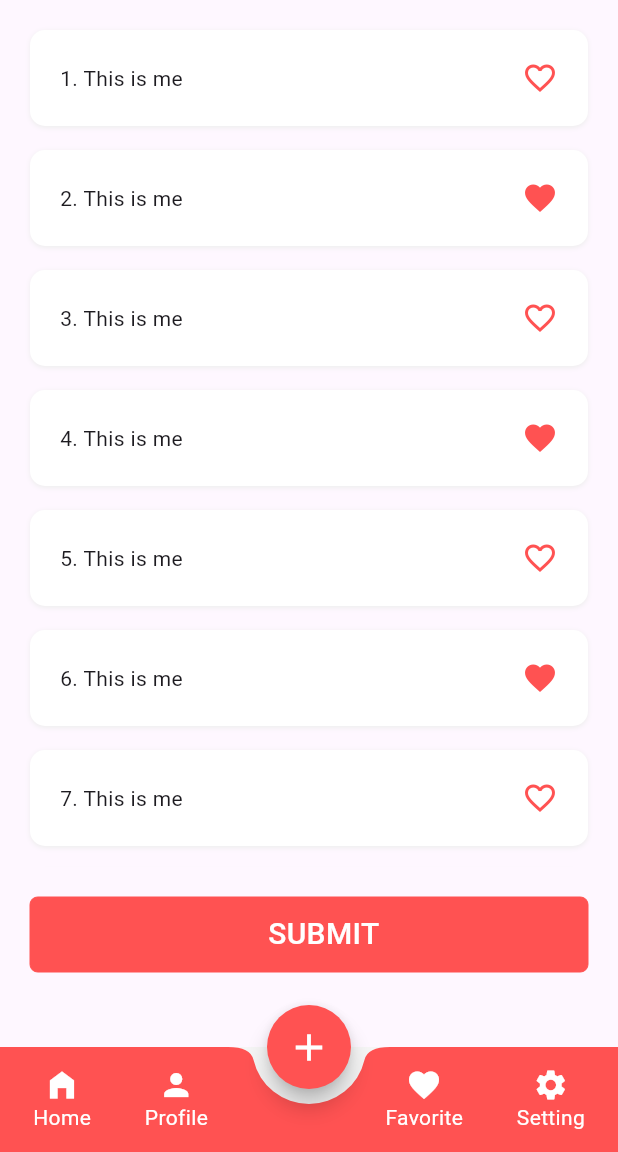
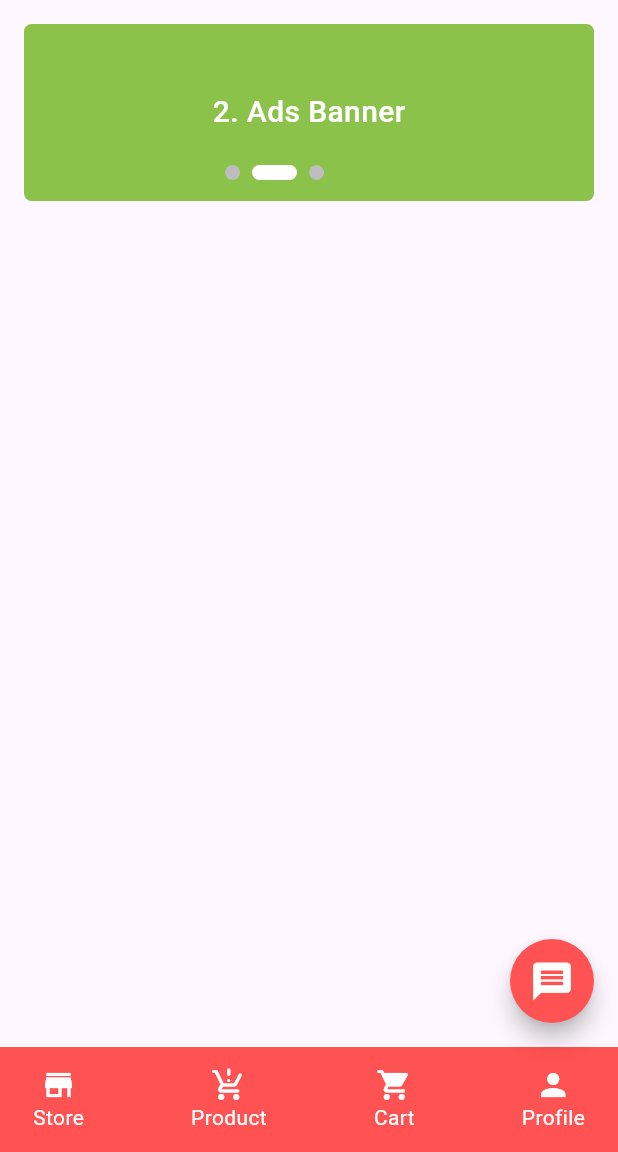
Before and after one commit to Mustakimmokter/Practice_30-12-2024, a Flutter app: the screen it shows after launch, on a phone screen of 412 x 824 dp, the part 84-1236 px from its top. Run offline on Flutter 3.47's test engine with Material 3 defaults, Android fonts, the phone set to English and light mode, and no system bars; drawn by our look-alikes of carousel_slider, smooth_page_indicator; our stand-ins replace get.

Commit message:
3rd Commit

```diff
--- /dev/null
+++ b/lib/controller/banner_indicator_controller.dart
@@ -0,0 +1,18 @@
+import 'package:flutter/material.dart';
+import 'package:get/get.dart';
+
+class BannerIndicatorController extends GetxController {
+
+  final Rx _activeIndicator = 1.obs;
+  int get activeIndicator => _activeIndicator.value;
+
+  void getIndicator (int index){
+    _activeIndicator.value = index;
+  }
+
+
+
+
+
+
+}
--- a/lib/controller/loading_controller.dart
+++ b/lib/controller/loading_controller.dart
@@ -2,13 +2,15 @@ import 'package:get/get.dart';
 import 'package:testone/infrastructure/route.dart';
 
 class LoadingController extends GetxController {
-   Rx isLoading = false.obs;
+   final Rx _isLoading = false.obs;
+
+   RxInt get isLoading => _isLoading.value;
 
   void getLoading (context){
-   isLoading.value = true;
+   _isLoading.value = true;
     Future.delayed(Duration(seconds: 1),()async {
      Get.toNamed(AppRoute.successScreen);
-     isLoading.value = false;
+     _isLoading.value = false;
    },);
   }
 }
--- a/lib/featured/screens/home_screen.dart
+++ b/lib/featured/screens/home_screen.dart
@@ -1,85 +1,72 @@
-import 'package:flutter/foundation.dart';
+import 'package:carousel_slider/carousel_slider.dart';
 import 'package:flutter/material.dart';
 import 'package:get/get.dart';
+import 'package:smooth_page_indicator/smooth_page_indicator.dart';
+import 'package:testone/controller/banner_indicator_controller.dart';
 import 'package:testone/controller/loading_controller.dart';
-import 'package:testone/widgets/button_one.dart';
 import 'package:testone/widgets/icon_button.dart';
 
 class HomeScreen extends StatelessWidget {
    const HomeScreen({super.key});
 
+   static const List<Color> colors= [Colors.redAccent,Colors.lightGreen,Colors.orangeAccent];
+   static var controller = PageController(viewportFraction: 1);
+
   @override
   Widget build(BuildContext context) {
     final LoadingController loadingController = Get.put(LoadingController());
+    final BannerIndicatorController bannerIndicatorController = Get.put(BannerIndicatorController());
+    final Size size = MediaQuery.of(context).size;
+    final double ratioSize = MediaQuery.devicePixelRatioOf(context);
     return Column(
       children: [
-        Expanded(
-          child: SingleChildScrollView(
-            padding: EdgeInsets.symmetric(vertical: 20),
-            child: Column(
-              children: List.generate(20, (index) {
+        Stack(
+          children: [
+            CarouselSlider(
+              options: CarouselOptions(
+                autoPlay: true,
+                padEnds: false,
+                viewportFraction: 1.0,
+                height: 150,
+                initialPage: 1,
+                onPageChanged: (index, reason) {
+                  bannerIndicatorController.getIndicator(index);
+                },
+              ),
+              items: List.generate(3, (index) {
                 return Container(
-                  margin: EdgeInsets.only(left: 20,right: 20, bottom: 16),
-                  padding: EdgeInsets.symmetric(horizontal: 20,vertical: 20),
+                  margin: EdgeInsets.symmetric(horizontal: 16,vertical: 16),
+                  alignment: Alignment.center,
                   width: double.maxFinite,
                   decoration: BoxDecoration(
-                    boxShadow: [
-                      BoxShadow(
-                        color: Colors.grey.shade200,
-                        blurRadius: 2,
-                        offset: Offset(0, 1),
-                      ),
-                    ],
-                    color: Colors.white,
-                    borderRadius: BorderRadius.circular(10),
+                    color: colors[index],
+                    borderRadius: BorderRadius.circular(5),
                   ),
-                  child: Row(
-                    mainAxisAlignment : MainAxisAlignment.spaceBetween,
-                    children: [
-                      Text("${index+1}. This is me"),
-                      CustomIconButton(
-                        iconData: index.isEven? Icons.favorite_border: Icons.favorite,
-                        onTap: () {
-                          if (kDebugMode) {
-                            print(index+1);
-                          }
-                        },
-                      ),
-                    ],
+                  child: Text('${index+1}. Ads Banner',
+                    style: TextStyle(color: Colors.white,fontSize: 20,fontWeight: FontWeight.w500),
                   ),
                 );
               },),
+              //carouselController: CarouselSliderController(),
             ),
-          ),
+            Obx(() {
+              return Positioned(
+                left: 150,
+                bottom: 30,
+                child: AnimatedSmoothIndicator(
+                  activeIndex: bannerIndicatorController.activeIndicator,
+                  count:  3,
+                  effect:  ExpandingDotsEffect(
+                      activeDotColor: Colors.white,
+                      dotColor: Colors.grey.shade400,
+                      dotHeight: 10,
+                      dotWidth: 10
+                  ),
+                )  ,
+              );
+            },),
+          ],
         ),
-        SizedBox(height: 20),
-        ButtonOne(
-          width: double.maxFinite,
-          onPressed: (){
-            loadingController.getLoading(context);
-          },
-          widget: Row(
-            mainAxisAlignment: MainAxisAlignment.center,
-            children: [
-              Spacer(flex: 3,),
-              Text("SUBMIT",style: TextStyle(color: Colors.white, fontSize: 20,fontWeight: FontWeight.w500),),
-              Spacer(flex: 2,),
-              Obx(() {
-                return loadingController.isLoading == true ?  SizedBox(
-                  width: 30,
-                  height: 30,
-                  child: CircularProgressIndicator(
-                    color: Colors.white,
-                  ),
-                ): SizedBox(  width: 30,
-                  height: 30,
-                );
-              },
-              ),
-            ],
-          ),
-        ),
-        SizedBox(height: 50),
       ],
     );
   }
--- a/lib/nav_bar/nav_ber.dart
+++ b/lib/nav_bar/nav_ber.dart
@@ -15,13 +15,13 @@ class NavBar extends StatelessWidget {
   final int length;
   final double? floatSize;
 
-  //static const List _label = ['Profile','Favorite','History','Settings'];
-
   @override
   Widget build(BuildContext context) {
     final double sizeOf = MediaQuery.sizeOf(context).width;
-    return Padding(
+    return Container(
       padding: const EdgeInsets.symmetric(horizontal: 12),
+      height: 70,
+      color: Colors.redAccent,
       child: Row(
         mainAxisAlignment: MainAxisAlignment.spaceBetween,
         children: List.generate(length, (index) {
@@ -44,7 +44,6 @@ class NavBar extends StatelessWidget {
                   ),
                 ),
               ),
-              index == 1? SizedBox(width: sizeOf / floatSize!) :SizedBox(),
             ],
           );
         },),
--- a/lib/nav_bar/screen_controller.dart
+++ b/lib/nav_bar/screen_controller.dart
@@ -33,21 +33,13 @@ class NavBarScreenController extends StatelessWidget {
         ),
 
       ),
-      bottomNavigationBar: BottomAppBar(
-        padding: EdgeInsets.zero,
-        shape: CircularNotchedRectangle(),
-        notchMargin: 10,
-        clipBehavior: Clip.antiAlias,
-        color: Colors.redAccent,
-        height: 70,
-        child: NavBar(
-          length: 4,
-          icons: [Icons.home_filled,Icons.person,Icons.favorite,Icons.settings],
-          onTap: (value) {
-            navBarController.getNavBar(value);
-          },
-          label: ['Home','Profile','Favorite','Setting'],
-        ),
+      bottomNavigationBar: NavBar(
+        length: 4,
+        icons: [Icons.store,Icons.production_quantity_limits_rounded,Icons.shopping_cart,Icons.person],
+        onTap: (value) {
+          navBarController.getNavBar(value);
+        },
+        label: ['Store','Product','Cart','Profile'],
       ),
       floatingActionButton: FloatingActionButton(
         onPressed: () {
@@ -58,10 +50,9 @@ class NavBarScreenController extends StatelessWidget {
         ),
         backgroundColor: Colors.redAccent,
         elevation: 6,
-        child: Icon(Icons.add,size: 30,color: Colors.white,),
+        child: Icon(Icons.message,size: 30,color: Colors.white,),
 
       ),
-      floatingActionButtonLocation: FloatingActionButtonLocation.centerDocked,
       body: Obx(() {
         return  PageTransitionSwitcher(
           transitionBuilder: (child, primaryAnimation, secondaryAnimation) {
--- a/lib/widgets/icon_button.dart
+++ b/lib/widgets/icon_button.dart
@@ -3,7 +3,7 @@ import 'package:flutter/material.dart';
 class CustomIconButton extends StatelessWidget {
   const CustomIconButton ({super.key,
     required this.onTap,
-    this.iconData = Icons.favorite,
+    this.iconData = Icons.add,
     this.color = Colors.redAccent,
     this.size = 24,
     this.child,
--- a/pubspec.yaml
+++ b/pubspec.yaml
@@ -18,6 +18,8 @@ dependencies:
   cupertino_icons: ^1.0.8
   get: ^4.6.6
   animations: ^2.0.11
+  carousel_slider: ^5.0.0
+  smooth_page_indicator: ^1.2.0+3
 
 dev_dependencies:
   flutter_test:
```
Also changed, not shown: pubspec.lock.
